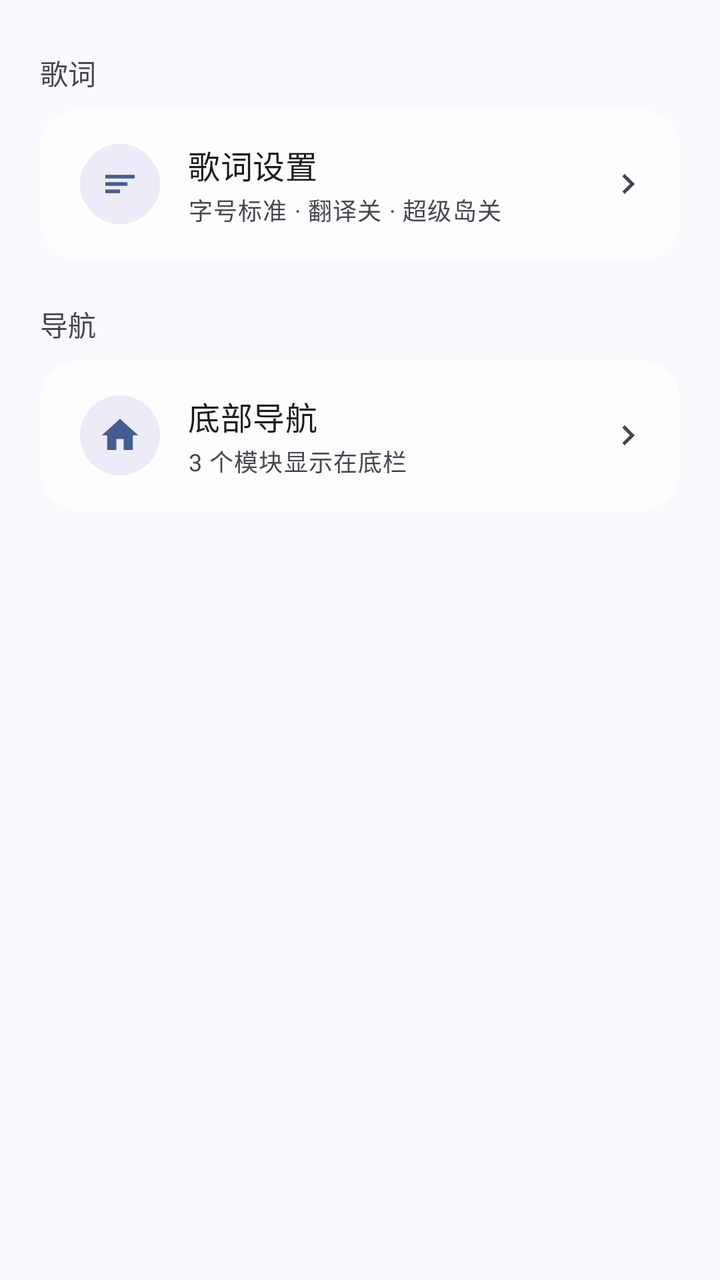
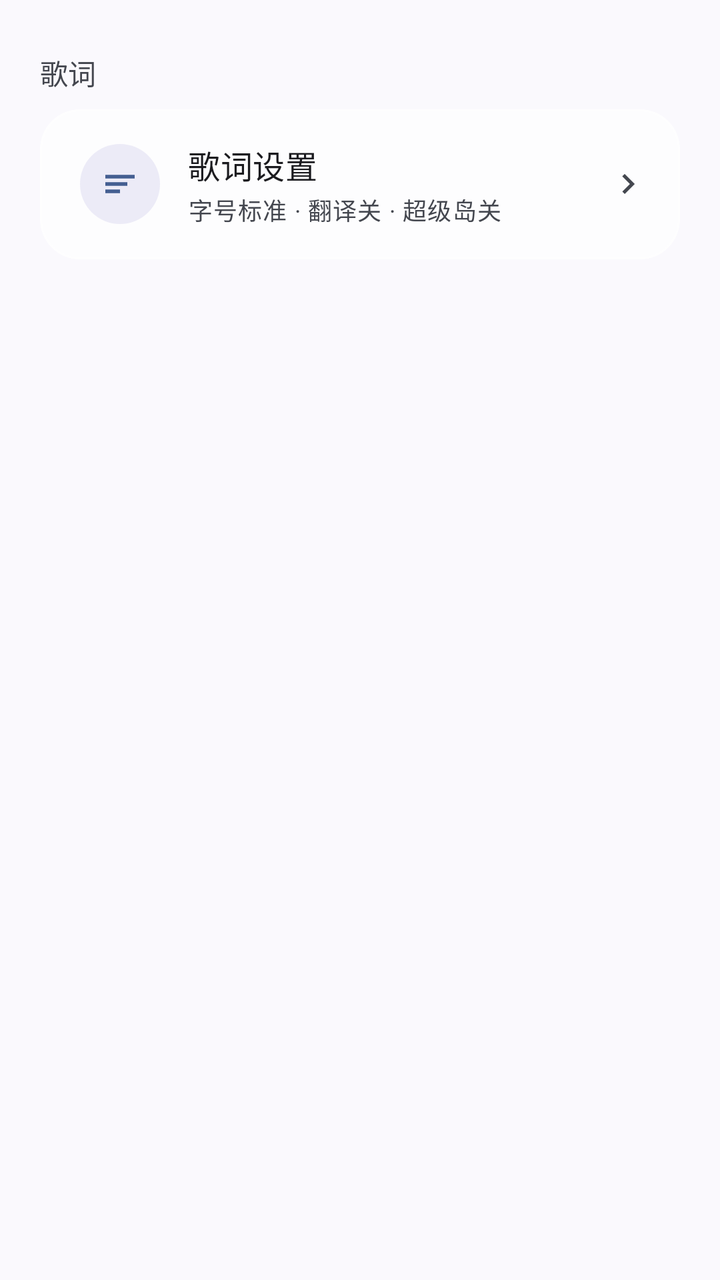

Before-and-after screenshots of an Android layout around one commit, followed by the original layout XML and the change that was made.
<!-- AndroidManifest.xml: application theme Theme.QYMusic -->
<!-- res/layout/fragment_general_settings.xml -->
<?xml version="1.0" encoding="utf-8"?>
<layout xmlns:android="http://schemas.android.com/apk/res/android"
    xmlns:app="http://schemas.android.com/apk/res-auto">

    <LinearLayout
        android:layout_width="match_parent"
        android:layout_height="wrap_content"
        android:orientation="vertical"
        android:paddingStart="20dp"
        android:paddingTop="4dp"
        android:paddingEnd="20dp"
        android:paddingBottom="32dp">

        
        <TextView
            style="@style/TextAppearance.Material3.LabelLarge"
            android:layout_width="match_parent"
            android:layout_height="wrap_content"
            android:layout_marginTop="22dp"
            android:layout_marginBottom="8dp"
            android:text="歌词"
            android:textColor="?attr/colorOnSurfaceVariant" />

        <com.google.android.material.card.MaterialCardView
            style="@style/Widget.Material3.CardView.Filled"
            android:layout_width="match_parent"
            android:layout_height="wrap_content"
            app:cardBackgroundColor="@color/glass_card"
            app:cardCornerRadius="20dp"
            app:cardElevation="0dp"
            app:contentPadding="0dp"
            app:strokeColor="@color/glass_stroke"
            app:strokeWidth="1dp">

            <LinearLayout
                android:id="@+id/item_lyric_settings"
                android:layout_width="match_parent"
                android:layout_height="wrap_content"
                android:background="?attr/selectableItemBackground"
                android:gravity="center_vertical"
                android:minHeight="72dp"
                android:orientation="horizontal"
                android:paddingStart="20dp"
                android:paddingTop="16dp"
                android:paddingEnd="16dp"
                android:paddingBottom="16dp">

                <FrameLayout
                    android:layout_width="40dp"
                    android:layout_height="40dp"
                    android:background="@drawable/bg_icon_circle">

                    <ImageView
                        android:layout_width="22dp"
                        android:layout_height="22dp"
                        android:layout_gravity="center"
                        android:contentDescription="歌词设置"
                        android:src="@drawable/baseline_lyrics_24"
                        app:tint="?attr/colorPrimary" />

                </FrameLayout>

                <LinearLayout
                    android:layout_width="0dp"
                    android:layout_height="wrap_content"
                    android:layout_marginStart="14dp"
                    android:layout_weight="1"
                    android:orientation="vertical">

                    <TextView
                        android:layout_width="match_parent"
                        android:layout_height="wrap_content"
                        android:text="歌词设置"
                        android:textAppearance="@style/TextAppearance.Material3.TitleMedium" />

                    <TextView
                        android:id="@+id/tv_lyric_settings_state"
                        android:layout_width="match_parent"
                        android:layout_height="wrap_content"
                        android:layout_marginTop="2dp"
                        android:text="字号标准 · 翻译关 · 超级岛关"
                        android:textAppearance="@style/TextAppearance.Material3.BodySmall"
                        android:textColor="?attr/colorOnSurfaceVariant" />

                </LinearLayout>

                <ImageView
                    android:layout_width="20dp"
                    android:layout_height="20dp"
                    android:contentDescription="进入"
                    android:src="@drawable/baseline_chevron_right_24"
                    app:tint="?attr/colorOnSurfaceVariant" />

            </LinearLayout>

        </com.google.android.material.card.MaterialCardView>

        
        <TextView
            style="@style/TextAppearance.Material3.LabelLarge"
            android:layout_width="match_parent"
            android:layout_height="wrap_content"
            android:layout_marginTop="22dp"
            android:layout_marginBottom="8dp"
            android:text="导航"
            android:textColor="?attr/colorOnSurfaceVariant" />

        <com.google.android.material.card.MaterialCardView
            style="@style/Widget.Material3.CardView.Filled"
            android:layout_width="match_parent"
            android:layout_height="wrap_content"
            app:cardBackgroundColor="@color/glass_card"
            app:cardCornerRadius="20dp"
            app:cardElevation="0dp"
            app:contentPadding="0dp"
            app:strokeColor="@color/glass_stroke"
            app:strokeWidth="1dp">

            <LinearLayout
                android:id="@+id/item_nav_manager"
                android:layout_width="match_parent"
                android:layout_height="wrap_content"
                android:background="?attr/selectableItemBackground"
                android:gravity="center_vertical"
                android:minHeight="72dp"
                android:orientation="horizontal"
                android:paddingStart="20dp"
                android:paddingTop="16dp"
                android:paddingEnd="16dp"
                android:paddingBottom="16dp">

                <FrameLayout
                    android:layout_width="40dp"
                    android:layout_height="40dp"
                    android:background="@drawable/bg_icon_circle">

                    <ImageView
                        android:layout_width="22dp"
                        android:layout_height="22dp"
                        android:layout_gravity="center"
                        android:contentDescription="底部导航"
                        android:src="@drawable/ic_home_24"
                        app:tint="?attr/colorPrimary" />

                </FrameLayout>

                <LinearLayout
                    android:layout_width="0dp"
                    android:layout_height="wrap_content"
                    android:layout_marginStart="14dp"
                    android:layout_weight="1"
                    android:orientation="vertical">

                    <TextView
                        android:layout_width="match_parent"
                        android:layout_height="wrap_content"
                        android:text="底部导航"
                        android:textAppearance="@style/TextAppearance.Material3.TitleMedium" />

                    <TextView
                        android:id="@+id/tv_nav_manager_state"
                        android:layout_width="match_parent"
                        android:layout_height="wrap_content"
                        android:layout_marginTop="2dp"
                        android:text="3 个模块显示在底栏"
                        android:textAppearance="@style/TextAppearance.Material3.BodySmall"
                        android:textColor="?attr/colorOnSurfaceVariant" />

                </LinearLayout>

                <ImageView
                    android:layout_width="20dp"
                    android:layout_height="20dp"
                    android:contentDescription="进入"
                    android:src="@drawable/baseline_chevron_right_24"
                    app:tint="?attr/colorOnSurfaceVariant" />

            </LinearLayout>

        </com.google.android.material.card.MaterialCardView>

    </LinearLayout>

</layout>
<!-- resources referenced by this layout -->
<resources>
  <color name="glass_card">#B8FFFFFF</color>
  <color name="glass_stroke">#80FFFFFF</color>
  <!-- drawable baseline_chevron_right_24 (drawable) -->
  <vector xmlns:android="http://schemas.android.com/apk/res/android"
      android:width="24dp"
      android:height="24dp"
      android:tint="?attr/colorOnBackground"
      android:viewportWidth="24"
      android:viewportHeight="24">
  
      <path
          android:fillColor="@android:color/white"
          android:pathData="M10,6L8.59,7.41 13.17,12l-4.58,4.59L10,18l6,-6z" />
  
  </vector>
  <!-- drawable baseline_lyrics_24 (drawable) -->
  <vector xmlns:android="http://schemas.android.com/apk/res/android"
      android:width="24dp"
      android:height="24dp"
      android:tint="?attr/colorOnBackground"
      android:viewportWidth="24"
      android:viewportHeight="24">
  
      <path
          android:fillColor="@android:color/white"
          android:pathData="M4,7H20V9H4Z" />
      <path
          android:fillColor="@android:color/white"
          android:pathData="M4,11H16V13H4Z" />
      <path
          android:fillColor="@android:color/white"
          android:pathData="M4,15H12V17H4Z" />
  
  </vector>
  <!-- drawable bg_icon_circle (drawable) -->
  <?xml version="1.0" encoding="utf-8"?>
  <shape xmlns:android="http://schemas.android.com/apk/res/android"
      android:shape="oval">
      <solid android:color="#1A5B4DBB" />
  </shape>
  <!-- drawable ic_home_24 (drawable) -->
  <vector xmlns:android="http://schemas.android.com/apk/res/android"
      android:width="24dp"
      android:height="24dp"
      android:viewportWidth="24"
      android:viewportHeight="24">
      <path
          android:fillColor="@android:color/white"
          android:pathData="M10,20v-6h4v6h5v-8h3L12,3 2,12h3v8z" />
  </vector>
  <style name="Theme.QYMusic" parent="Theme.Material3.DynamicColors.DayNight.NoActionBar">
          
          <item name="android:statusBarColor">@android:color/transparent</item>
          <item name="android:navigationBarColor">@android:color/transparent</item>
          <item name="android:windowTranslucentStatus">false</item>
          <item name="android:windowLightStatusBar">true</item>
          <item name="android:windowLightNavigationBar" tools:targetApi="27">true</item>
          <item name="android:enforceNavigationBarContrast" tools:targetApi="29">false</item>
          
      </style>
</resources>

<!-- the commit's change to res/layout/fragment_general_settings.xml (unified diff, before → after) -->
@@ -95,90 +95,6 @@
 
         </com.google.android.material.card.MaterialCardView>
 
-        
-        <TextView
-            style="@style/TextAppearance.Material3.LabelLarge"
-            android:layout_width="match_parent"
-            android:layout_height="wrap_content"
-            android:layout_marginTop="22dp"
-            android:layout_marginBottom="8dp"
-            android:text="导航"
-            android:textColor="?attr/colorOnSurfaceVariant" />
-
-        <com.google.android.material.card.MaterialCardView
-            style="@style/Widget.Material3.CardView.Filled"
-            android:layout_width="match_parent"
-            android:layout_height="wrap_content"
-            app:cardBackgroundColor="@color/glass_card"
-            app:cardCornerRadius="20dp"
-            app:cardElevation="0dp"
-            app:contentPadding="0dp"
-            app:strokeColor="@color/glass_stroke"
-            app:strokeWidth="1dp">
-
-            <LinearLayout
-                android:id="@+id/item_nav_manager"
-                android:layout_width="match_parent"
-                android:layout_height="wrap_content"
-                android:background="?attr/selectableItemBackground"
-                android:gravity="center_vertical"
-                android:minHeight="72dp"
-                android:orientation="horizontal"
-                android:paddingStart="20dp"
-                android:paddingTop="16dp"
-                android:paddingEnd="16dp"
-                android:paddingBottom="16dp">
-
-                <FrameLayout
-                    android:layout_width="40dp"
-                    android:layout_height="40dp"
-                    android:background="@drawable/bg_icon_circle">
-
-                    <ImageView
-                        android:layout_width="22dp"
-                        android:layout_height="22dp"
-                        android:layout_gravity="center"
-                        android:contentDescription="底部导航"
-                        android:src="@drawable/ic_home_24"
-                        app:tint="?attr/colorPrimary" />
-
-                </FrameLayout>
-
-                <LinearLayout
-                    android:layout_width="0dp"
-                    android:layout_height="wrap_content"
-                    android:layout_marginStart="14dp"
-                    android:layout_weight="1"
-                    android:orientation="vertical">
-
-                    <TextView
-                        android:layout_width="match_parent"
-                        android:layout_height="wrap_content"
-                        android:text="底部导航"
-                        android:textAppearance="@style/TextAppearance.Material3.TitleMedium" />
-
-                    <TextView
-                        android:id="@+id/tv_nav_manager_state"
-                        android:layout_width="match_parent"
-                        android:layout_height="wrap_content"
-                        android:layout_marginTop="2dp"
-                        android:text="3 个模块显示在底栏"
-                        android:textAppearance="@style/TextAppearance.Material3.BodySmall"
-                        android:textColor="?attr/colorOnSurfaceVariant" />
-
-                </LinearLayout>
-
-                <ImageView
-                    android:layout_width="20dp"
-                    android:layout_height="20dp"
-                    android:contentDescription="进入"
-                    android:src="@drawable/baseline_chevron_right_24"
-                    app:tint="?attr/colorOnSurfaceVariant" />
-
-            </LinearLayout>
-
-        </com.google.android.material.card.MaterialCardView>
-
     </LinearLayout>
 
 </layout>
<!-- resource entries referenced after the edit -->
@@ -40,16 +40,6 @@
       android:shape="oval">
       <solid android:color="#1A5B4DBB" />
   </shape>
-  <!-- drawable ic_home_24 (drawable) -->
-  <vector xmlns:android="http://schemas.android.com/apk/res/android"
-      android:width="24dp"
-      android:height="24dp"
-      android:viewportWidth="24"
-      android:viewportHeight="24">
-      <path
-          android:fillColor="@android:color/white"
-          android:pathData="M10,20v-6h4v6h5v-8h3L12,3 2,12h3v8z" />
-  </vector>
   <style name="Theme.QYMusic" parent="Theme.Material3.DynamicColors.DayNight.NoActionBar">
           
           <item name="android:statusBarColor">@android:color/transparent</item>
